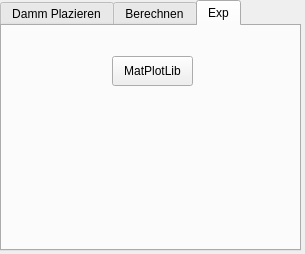
Old version of the form Flutwelle_dialog_base.ui in the repository RetepRelleum/flutwelle.
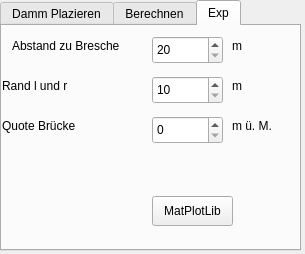
New version of the form. Custom widgets are drawn as their Qt base class.

```diff
--- a/Flutwelle_dialog_base.ui
+++ b/Flutwelle_dialog_base.ui
@@ -639,8 +639,8 @@
     <widget class="QPushButton" name="pushButton_3">
      <property name="geometry">
       <rect>
-       <x>110</x>
-       <y>30</y>
+       <x>150</x>
+       <y>170</y>
        <width>81</width>
        <height>30</height>
       </rect>
@@ -649,6 +649,135 @@
       <string>MatPlotLib</string>
      </property>
     </widget>
+    <widget class="QSpinBox" name="lx">
+     <property name="geometry">
+      <rect>
+       <x>150</x>
+       <y>10</y>
+       <width>71</width>
+       <height>28</height>
+      </rect>
+     </property>
+     <property name="minimum">
+      <number>20</number>
+     </property>
+     <property name="maximum">
+      <number>9000</number>
+     </property>
+     <property name="singleStep">
+      <number>10</number>
+     </property>
+    </widget>
+    <widget class="QLabel" name="label_10">
+     <property name="geometry">
+      <rect>
+       <x>10</x>
+       <y>10</y>
+       <width>151</width>
+       <height>19</height>
+      </rect>
+     </property>
+     <property name="text">
+      <string>Abstand zu Bresche </string>
+     </property>
+    </widget>
+    <widget class="QLabel" name="label_11">
+     <property name="geometry">
+      <rect>
+       <x>0</x>
+       <y>50</y>
+       <width>101</width>
+       <height>19</height>
+      </rect>
+     </property>
+     <property name="text">
+      <string>Rand l und r</string>
+     </property>
+    </widget>
+    <widget class="QSpinBox" name="la">
+     <property name="geometry">
+      <rect>
+       <x>150</x>
+       <y>50</y>
+       <width>71</width>
+       <height>28</height>
+      </rect>
+     </property>
+     <property name="minimum">
+      <number>10</number>
+     </property>
+    </widget>
+    <widget class="QLabel" name="label_14">
+     <property name="geometry">
+      <rect>
+       <x>0</x>
+       <y>90</y>
+       <width>111</width>
+       <height>19</height>
+      </rect>
+     </property>
+     <property name="text">
+      <string>Quote Brücke</string>
+     </property>
+    </widget>
+    <widget class="QLabel" name="label_15">
+     <property name="geometry">
+      <rect>
+       <x>230</x>
+       <y>10</y>
+       <width>66</width>
+       <height>19</height>
+      </rect>
+     </property>
+     <property name="text">
+      <string>m</string>
+     </property>
+    </widget>
+    <widget class="QLabel" name="label_16">
+     <property name="geometry">
+      <rect>
+       <x>230</x>
+       <y>50</y>
+       <width>66</width>
+       <height>19</height>
+      </rect>
+     </property>
+     <property name="text">
+      <string>m</string>
+     </property>
+    </widget>
+    <widget class="QSpinBox" name="q_bruecke">
+     <property name="geometry">
+      <rect>
+       <x>150</x>
+       <y>90</y>
+       <width>71</width>
+       <height>28</height>
+      </rect>
+     </property>
+     <property name="minimum">
+      <number>0</number>
+     </property>
+     <property name="maximum">
+      <number>10000</number>
+     </property>
+     <property name="value">
+      <number>0</number>
+     </property>
+    </widget>
+    <widget class="QLabel" name="label_17">
+     <property name="geometry">
+      <rect>
+       <x>230</x>
+       <y>90</y>
+       <width>66</width>
+       <height>19</height>
+      </rect>
+     </property>
+     <property name="text">
+      <string>m ü. M.</string>
+     </property>
+    </widget>
    </widget>
   </widget>
  </widget>
```
